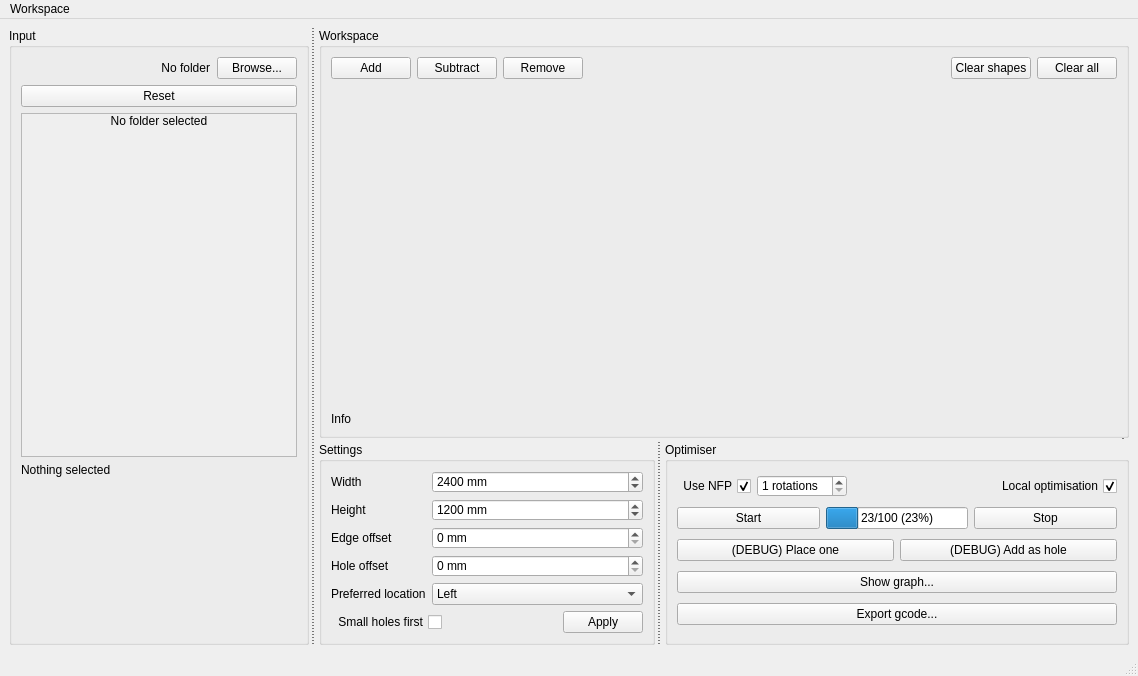
This is wasteoptimiser/resources/WasteOptimiserGUI.ui in Papooch/WasteOptimiser as Qt 5 draws it before an edit. The edited form follows.
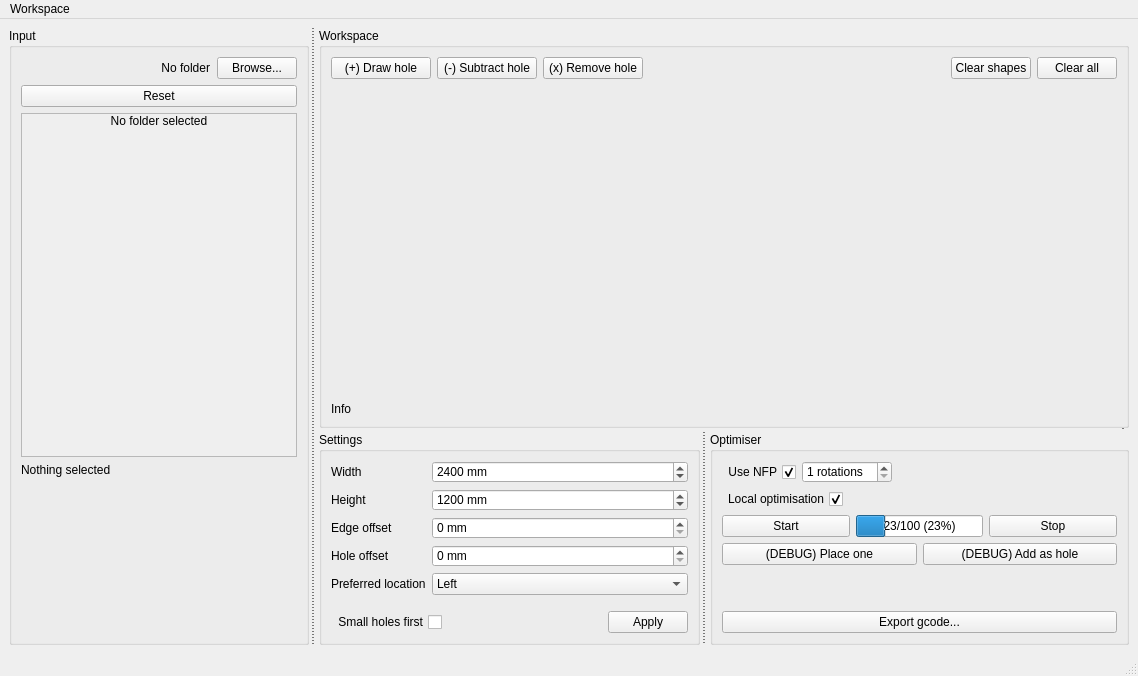
This is the edited form.

Diff of the .ui file:
```diff
--- a/wasteoptimiser/resources/WasteOptimiserGUI.ui
+++ b/wasteoptimiser/resources/WasteOptimiserGUI.ui
@@ -221,26 +221,53 @@
          <string>Workspace</string>
         </property>
         <layout class="QVBoxLayout" name="verticalLayout_3" stretch="0,1,0">
+         <property name="leftMargin">
+          <number>9</number>
+         </property>
          <item>
           <layout class="QHBoxLayout" name="horizontalLayout_3">
+           <property name="leftMargin">
+            <number>0</number>
+           </property>
+           <property name="rightMargin">
+            <number>0</number>
+           </property>
            <item>
             <widget class="QPushButton" name="pb_workspace_add">
+             <property name="minimumSize">
+              <size>
+               <width>100</width>
+               <height>0</height>
+              </size>
+             </property>
              <property name="text">
-              <string>Add</string>
+              <string>(+) Draw hole</string>
              </property>
             </widget>
            </item>
            <item>
             <widget class="QPushButton" name="pb_workspace_subtract">
+             <property name="minimumSize">
+              <size>
+               <width>100</width>
+               <height>0</height>
+              </size>
+             </property>
              <property name="text">
-              <string>Subtract</string>
+              <string>(-) Subtract hole</string>
              </property>
             </widget>
            </item>
            <item>
             <widget class="QPushButton" name="pb_workspace_remove">
+             <property name="minimumSize">
+              <size>
+               <width>100</width>
+               <height>0</height>
+              </size>
+             </property>
              <property name="text">
-              <string>Remove</string>
+              <string>(x) Remove hole</string>
              </property>
             </widget>
            </item>
@@ -275,7 +302,23 @@
          </item>
          <item>
           <widget class="QWidget" name="mplWorkspace" native="true">
-           <layout class="QVBoxLayout" name="mplWorkspaceLayout"/>
+           <layout class="QVBoxLayout" name="mplWorkspaceLayout">
+            <property name="spacing">
+             <number>0</number>
+            </property>
+            <property name="leftMargin">
+             <number>0</number>
+            </property>
+            <property name="topMargin">
+             <number>0</number>
+            </property>
+            <property name="rightMargin">
+             <number>0</number>
+            </property>
+            <property name="bottomMargin">
+             <number>0</number>
+            </property>
+           </layout>
           </widget>
          </item>
          <item>
@@ -527,6 +570,10 @@
               </property>
              </spacer>
             </item>
+           </layout>
+          </item>
+          <item>
+           <layout class="QHBoxLayout" name="horizontalLayout_8">
             <item>
              <widget class="QCheckBox" name="cb_optimiser_local_optimisation">
               <property name="layoutDirection">
@@ -540,6 +587,19 @@
               </property>
              </widget>
             </item>
+            <item>
+             <spacer name="horizontalSpacer_4">
+              <property name="orientation">
+               <enum>Qt::Horizontal</enum>
+              </property>
+              <property name="sizeHint" stdset="0">
+               <size>
+                <width>40</width>
+                <height>20</height>
+               </size>
+              </property>
+             </spacer>
+            </item>
            </layout>
           </item>
           <item>
@@ -622,11 +682,17 @@
            </layout>
           </item>
           <item>
-           <widget class="QPushButton" name="pb_optimiser_history">
-            <property name="text">
-             <string>Show graph...</string>
+           <spacer name="verticalSpacer_2">
+            <property name="orientation">
+             <enum>Qt::Vertical</enum>
             </property>
-           </widget>
+            <property name="sizeHint" stdset="0">
+             <size>
+              <width>20</width>
+              <height>40</height>
+             </size>
+            </property>
+           </spacer>
           </item>
           <item>
            <widget class="QPushButton" name="pb_optimiser_export">
```
Left out of the diff: 21 changed lines with no effect on the pictures.
